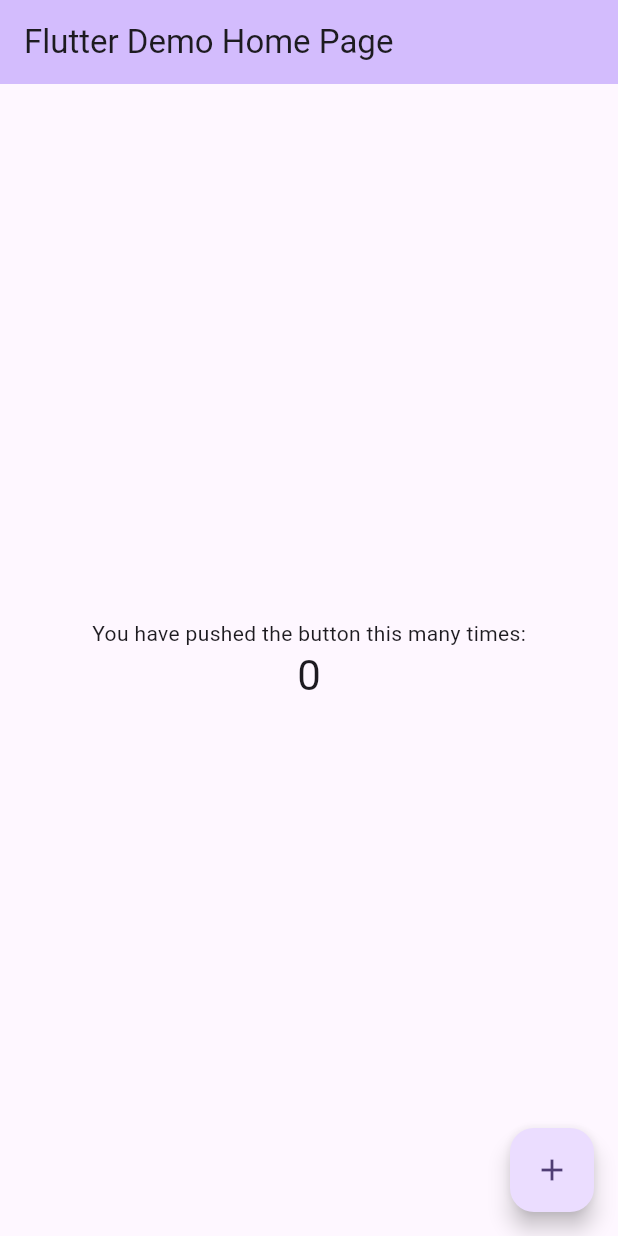
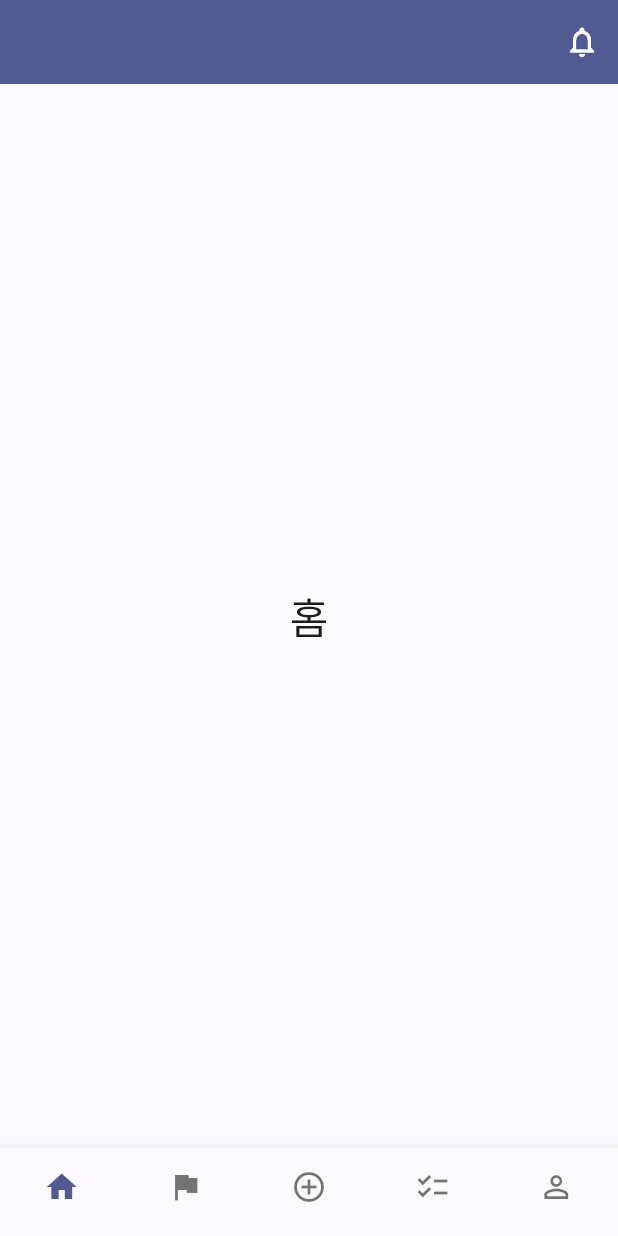
Before and after one commit to pointehd/schedule-keeper, a Flutter app: the screen it shows after launch, on a phone screen of 412 x 824 dp. Run offline on Flutter 3.47's test engine with Material 3 defaults, Android fonts, the phone set to English and light mode, and no system bars; our stand-ins replace dio; network calls fail.

Commit message:
feat: frontend 구조설정 및 하단 네비바 추가

```diff
--- /dev/null
+++ b/frontend/lib/app/app.dart
@@ -0,0 +1,18 @@
+import 'package:flutter/material.dart';
+import '../shared/widgets/main_shell.dart';
+
+class App extends StatelessWidget {
+  const App({super.key});
+
+  @override
+  Widget build(BuildContext context) {
+    return MaterialApp(
+      title: 'Daily Schedule Keeper',
+      theme: ThemeData(
+        colorScheme: ColorScheme.fromSeed(seedColor: Colors.indigo),
+        useMaterial3: true,
+      ),
+      home: const MainShell(),
+    );
+  }
+}
--- /dev/null
+++ b/frontend/lib/features/home/home_page.dart
@@ -0,0 +1,20 @@
+import 'package:flutter/material.dart';
+import '../../shared/widgets/page_sliver_app_bar.dart';
+
+class HomePage extends StatelessWidget {
+  const HomePage({super.key});
+
+  @override
+  Widget build(BuildContext context) {
+    return CustomScrollView(
+      slivers: [
+        const PageSliverAppBar(),
+        SliverFillRemaining(
+          child: Center(
+            child: Text('홈', style: Theme.of(context).textTheme.headlineMedium),
+          ),
+        ),
+      ],
+    );
+  }
+}
--- a/frontend/lib/main.dart
+++ b/frontend/lib/main.dart
@@ -1,122 +1,15 @@
 import 'package:flutter/material.dart';
+import 'app/app.dart';
+import 'core/api/api_client.dart';
+import 'core/api/health_service.dart';
 
-void main() {
-  runApp(const MyApp());
+void main() async {
+  WidgetsFlutterBinding.ensureInitialized();
+  await _checkHealth();
+  runApp(const App());
 }
 
-class MyApp extends StatelessWidget {
-  const MyApp({super.key});
-
-  // This widget is the root of your application.
-  @override
-  Widget build(BuildContext context) {
-    return MaterialApp(
-      title: 'Flutter Demo',
-      theme: ThemeData(
-        // This is the theme of your application.
-        //
-        // TRY THIS: Try running your application with "flutter run". You'll see
-        // the application has a purple toolbar. Then, without quitting the app,
-        // try changing the seedColor in the colorScheme below to Colors.green
-        // and then invoke "hot reload" (save your changes or press the "hot
-        // reload" button in a Flutter-supported IDE, or press "r" if you used
-        // the command line to start the app).
-        //
-        // Notice that the counter didn't reset back to zero; the application
-        // state is not lost during the reload. To reset the state, use hot
-        // restart instead.
-        //
-        // This works for code too, not just values: Most code changes can be
-        // tested with just a hot reload.
-        colorScheme: .fromSeed(seedColor: Colors.deepPurple),
-      ),
-      home: const MyHomePage(title: 'Flutter Demo Home Page'),
-    );
-  }
+Future<void> _checkHealth() async {
+  final healthy = await HealthService(ApiClient()).check();
+  debugPrint('Server health: ${healthy ? 'ok' : 'unavailable'}');
 }
-
-class MyHomePage extends StatefulWidget {
-  const MyHomePage({super.key, required this.title});
-
-  // This widget is the home page of your application. It is stateful, meaning
-  // that it has a State object (defined below) that contains fields that affect
-  // how it looks.
-
-  // This class is the configuration for the state. It holds the values (in this
-  // case the title) provided by the parent (in this case the App widget) and
-  // used by the build method of the State. Fields in a Widget subclass are
-  // always marked "final".
-
-  final String title;
-
-  @override
-  State<MyHomePage> createState() => _MyHomePageState();
-}
-
-class _MyHomePageState extends State<MyHomePage> {
-  int _counter = 0;
-
-  void _incrementCounter() {
-    setState(() {
-      // This call to setState tells the Flutter framework that something has
-      // changed in this State, which causes it to rerun the build method below
-      // so that the display can reflect the updated values. If we changed
-      // _counter without calling setState(), then the build method would not be
-      // called again, and so nothing would appear to happen.
-      _counter++;
-    });
-  }
-
-  @override
-  Widget build(BuildContext context) {
-    // This method is rerun every time setState is called, for instance as done
-    // by the _incrementCounter method above.
-    //
-    // The Flutter framework has been optimized to make rerunning build methods
-    // fast, so that you can just rebuild anything that needs updating rather
-    // than having to individually change instances of widgets.
-    return Scaffold(
-      appBar: AppBar(
-        // TRY THIS: Try changing the color here to a specific color (to
-        // Colors.amber, perhaps?) and trigger a hot reload to see the AppBar
-        // change color while the other colors stay the same.
-        backgroundColor: Theme.of(context).colorScheme.inversePrimary,
-        // Here we take the value from the MyHomePage object that was created by
-        // the App.build method, and use it to set our appbar title.
-        title: Text(widget.title),
-      ),
-      body: Center(
-        // Center is a layout widget. It takes a single child and positions it
-        // in the middle of the parent.
-        child: Column(
-          // Column is also a layout widget. It takes a list of children and
-          // arranges them vertically. By default, it sizes itself to fit its
-          // children horizontally, and tries to be as tall as its parent.
-          //
-          // Column has various properties to control how it sizes itself and
-          // how it positions its children. Here we use mainAxisAlignment to
-          // center the children vertically; the main axis here is the vertical
-          // axis because Columns are vertical (the cross axis would be
-          // horizontal).
-          //
-          // TRY THIS: Invoke "debug painting" (choose the "Toggle Debug Paint"
-          // action in the IDE, or press "p" in the console), to see the
-          // wireframe for each widget.
-          mainAxisAlignment: .center,
-          children: [
-            const Text('You have pushed the button this many times:'),
-            Text(
-              '$_counter',
-              style: Theme.of(context).textTheme.headlineMedium,
-            ),
-          ],
-        ),
-      ),
-      floatingActionButton: FloatingActionButton(
-        onPressed: _incrementCounter,
-        tooltip: 'Increment',
-        child: const Icon(Icons.add),
-      ),
-    );
-  }
-}
--- /dev/null
+++ b/frontend/lib/shared/widgets/main_shell.dart
@@ -0,0 +1,49 @@
+import 'package:flutter/material.dart';
+import '../../features/home/home_page.dart';
+import '../../features/goals/goals_page.dart';
+import '../../features/schedule/schedule_page.dart';
+import '../../features/routine/routine_page.dart';
+import '../../features/mypage/my_page.dart';
+
+class MainShell extends StatefulWidget {
+  const MainShell({super.key});
+
+  @override
+  State<MainShell> createState() => _MainShellState();
+}
+
+class _MainShellState extends State<MainShell> {
+  int _currentIndex = 0;
+
+  static const List<Widget> _pages = [
+    HomePage(),
+    GoalsPage(),
+    SchedulePage(),
+    RoutinePage(),
+    MyPage(),
+  ];
+
+  @override
+  Widget build(BuildContext context) {
+    return Scaffold(
+      body: IndexedStack(
+        index: _currentIndex,
+        children: _pages,
+      ),
+      bottomNavigationBar: BottomNavigationBar(
+        currentIndex: _currentIndex,
+        onTap: (index) => setState(() => _currentIndex = index),
+        type: BottomNavigationBarType.fixed,
+        showSelectedLabels: false,
+        showUnselectedLabels: false,
+        items: const [
+          BottomNavigationBarItem(icon: Icon(Icons.home), label: ''),
+          BottomNavigationBarItem(icon: Icon(Icons.flag), label: ''),
+          BottomNavigationBarItem(icon: Icon(Icons.add_circle_outline), label: ''),
+          BottomNavigationBarItem(icon: Icon(Icons.checklist), label: ''),
+          BottomNavigationBarItem(icon: Icon(Icons.person_outline), label: ''),
+        ],
+      ),
+    );
+  }
+}
--- a/frontend/pubspec.yaml
+++ b/frontend/pubspec.yaml
@@ -34,6 +34,7 @@ dependencies:
   # The following adds the Cupertino Icons font to your application.
   # Use with the CupertinoIcons class for iOS style icons.
   cupertino_icons: ^1.0.8
+  dio: ^5.8.0+1
 
 dev_dependencies:
   flutter_test:
```
Also changed, not shown: frontend/lib/core/api/api_client.dart (added, +21 -0 lines), frontend/lib/core/api/health_service.dart (added, +17 -0 lines), frontend/lib/features/goals/goals_page.dart (added, +20 -0 lines), frontend/lib/features/mypage/my_page.dart (added, +20 -0 lines), frontend/lib/features/routine/routine_page.dart (added, +20 -0 lines), frontend/lib/features/schedule/schedule_page.dart (added, +20 -0 lines), frontend/lib/shared/widgets/page_sliver_app_bar.dart (added, +24 -0 lines), frontend/pubspec.lock, 2 other files.
